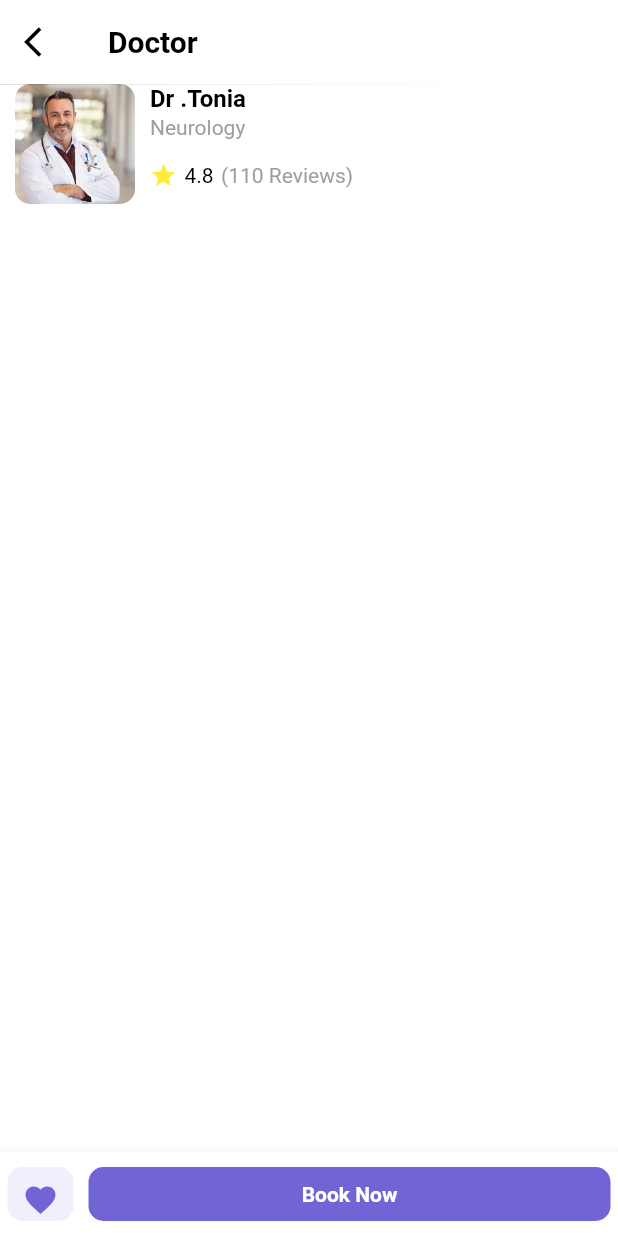
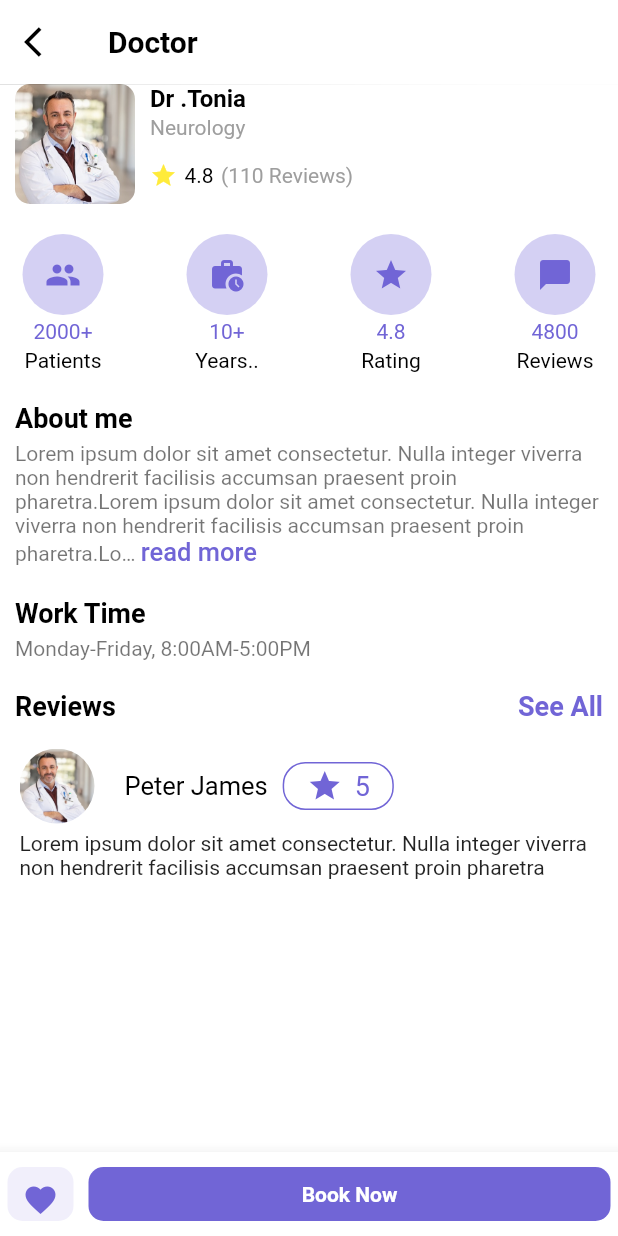
Before and after one commit to Peterkimliz/digimhealth, a Flutter app: the DoctorProfile screen opened directly, on a phone screen of 412 x 824 dp. Run offline on Flutter 3.47's test engine with Material 2 defaults, Android fonts, the phone set to English and light mode, and no system bars; drawn by our look-alikes of readmore; our stand-ins replace calendar_date_picker2, flutter_datetime_picker, flutter_rating_bar, get, image_picker.

Commit message:
created doctor_profile page

```diff
--- /dev/null
+++ b/lib/screens/doctor/components/reviews_card.dart
@@ -0,0 +1,65 @@
+import 'package:flutter/material.dart';
+
+import '../../../utils/styles.dart';
+import '../../../widgets/minor_title.dart';
+
+Widget reviewsCard(){
+  return  Container(
+    padding: EdgeInsets.all(3),
+    child: Column(
+      crossAxisAlignment: CrossAxisAlignment.start,
+      children: [
+        Row(
+          children: [
+            Container(
+              height: 50,
+              width: 50,
+              margin: EdgeInsets.only(right: 10),
+              decoration: BoxDecoration(
+                  shape: BoxShape.circle,
+                  image: DecorationImage(
+                      image:
+                      AssetImage("assets/images/doctor4.jpg"),
+                      fit: BoxFit.cover)),
+            ),
+            SizedBox(width: 10),
+            MinorTitle(
+              title: "Peter James",
+              color: Colors.black,
+              size: 17,
+            ),
+            SizedBox(width: 10),
+            Container(
+              padding:
+              EdgeInsets.symmetric(horizontal: 15, vertical: 3),
+              decoration: BoxDecoration(
+                  color: Colors.white,
+                  borderRadius: BorderRadius.circular(15),
+                  border: Border.all(
+                      color: Styles.mainColor, width: 1)),
+              child: Row(
+                children: [
+                  Icon(
+                    Icons.star,
+                    color: Styles.mainColor,
+                  ),
+                  Padding(
+                    padding: const EdgeInsets.only(left: 8.0),
+                    child: MinorTitle(
+                      title: "5",
+                      color: Styles.mainColor,
+                      size: 18,
+                    ),
+                  )
+                ],
+              ),
+            )
+          ],
+        ),
+        SizedBox(height: 5,),
+        Text(
+            "Lorem ipsum dolor sit amet consectetur. Nulla integer viverra non hendrerit facilisis accumsan praesent proin pharetra")
+      ],
+    ),
+  );
+}
--- a/lib/screens/doctor/doctor_profile.dart
+++ b/lib/screens/doctor/doctor_profile.dart
@@ -1,14 +1,17 @@
 import 'package:digimhealth/screens/doctor/components/doctor_card.dart';
+import 'package:digimhealth/screens/doctor/components/reviews_card.dart';
 import 'package:digimhealth/utils/styles.dart';
 import 'package:flutter/material.dart';
 import 'package:get/get.dart';
+import 'package:readmore/readmore.dart';
 
 import '../../widgets/major_title.dart';
 import '../../widgets/minor_title.dart';
 import '../appointments/book_appointment.dart';
 
-class DoctorProfile  extends StatelessWidget {
-  const DoctorProfile ({Key? key}) : super(key: key);
+class DoctorProfile extends StatelessWidget {
+  const DoctorProfile({Key? key}) : super(key: key);
+
   //practice licence
 
   @override
@@ -30,30 +33,99 @@ class DoctorProfile  extends StatelessWidget {
       ),
       body: SingleChildScrollView(
         child: Padding(
-          padding: const EdgeInsets.symmetric(horizontal:10.0),
+          padding: const EdgeInsets.symmetric(horizontal: 10.0),
           child: Column(
+            crossAxisAlignment: CrossAxisAlignment.start,
             children: [
               doctorCard(),
-
-
+              SizedBox(height: 20),
+              Padding(
+                padding: const EdgeInsets.symmetric(horizontal: 5.0),
+                child: Row(
+                  mainAxisAlignment: MainAxisAlignment.spaceBetween,
+                  children: [
+                    profileItems(
+                        title: "2000+",
+                        icon: Icons.people,
+                        subtitle: "Patients"),
+                    profileItems(
+                        title: "10+",
+                        icon: Icons.work_history,
+                        subtitle: "Years.."),
+                    profileItems(
+                        title: "4.8", icon: Icons.star, subtitle: "Rating"),
+                    profileItems(
+                        title: "4800",
+                        icon: Icons.chat_bubble,
+                        subtitle: "Reviews"),
+                  ],
+                ),
+              ),
+              SizedBox(height: 20),
+              MajorTitle(
+                title: "About me",
+                color: Colors.black,
+                size: 18,
+              ),
+              SizedBox(height: 5),
+              ReadMoreText(
+                "Lorem ipsum dolor sit amet consectetur. Nulla integer viverra non hendrerit facilisis accumsan praesent proin pharetra.Lorem ipsum dolor sit amet consectetur. Nulla integer viverra non hendrerit facilisis accumsan praesent proin pharetra.Lorem ipsum dolor sit amet consectetur. Nulla integer viverra non hendrerit facilisis accumsan praesent proin pharetra. ",
+                style: TextStyle(color: Colors.black54),
+                moreStyle: TextStyle(
+                    color: Styles.mainColor,
+                    fontSize: 17,
+                    fontWeight: FontWeight.w500),
+                lessStyle: TextStyle(
+                    color: Styles.mainColor,
+                    fontSize: 17,
+                    fontWeight: FontWeight.w500),
+              ),
+              SizedBox(height: 20),
+              MajorTitle(
+                title: "Work Time",
+                color: Colors.black,
+                size: 18,
+              ),
+              SizedBox(height: 5),
+              MinorTitle(
+                  title: "Monday-Friday, 8:00AM-5:00PM", color: Colors.black54),
+              SizedBox(height: 20),
+              Row(
+                mainAxisAlignment: MainAxisAlignment.spaceBetween,
+                children: [
+                  MajorTitle(
+                    title: "Reviews",
+                    color: Colors.black,
+                    size: 18,
+                  ),
+                  MajorTitle(
+                    title: "See All",
+                    color: Styles.mainColor,
+                    size: 18,
+                  ),
+                ],
+              ),
+              SizedBox(height: 15),
+             reviewsCard(),
             ],
           ),
         ),
       ),
       bottomNavigationBar: BottomAppBar(
         child: Container(
-          padding: EdgeInsets.symmetric(vertical: 10,horizontal: 5),
+          padding: EdgeInsets.symmetric(vertical: 10, horizontal: 5),
           height: kBottomNavigationBarHeight,
           child: Row(
             children: [
               Container(
                 padding: EdgeInsets.all(10),
                 decoration: BoxDecoration(
-                  color: Styles.mainColor.withOpacity(0.1)
-                      ,borderRadius: BorderRadius.circular(10)
+                    color: Styles.mainColor.withOpacity(0.1),
+                    borderRadius: BorderRadius.circular(10)),
+                child: Icon(
+                  Icons.favorite,
+                  color: Styles.mainColor,
                 ),
-                child: Icon(Icons.favorite,color: Styles.mainColor,),
-
               ),
               SizedBox(width: 10),
               Expanded(
@@ -75,11 +147,35 @@ class DoctorProfile  extends StatelessWidget {
                   ),
                 ),
               )
-
             ],
           ),
         ),
       ),
     );
   }
+
+  Widget profileItems({required title, required icon, required subtitle}) {
+    return Column(
+      crossAxisAlignment: CrossAxisAlignment.center,
+      children: [
+        Container(
+          padding: EdgeInsets.all(15),
+          decoration: BoxDecoration(
+              color: Styles.mainColor.withOpacity(0.3), shape: BoxShape.circle),
+          child: Icon(
+            icon,
+            color: Styles.mainColor,
+          ),
+        ),
+        SizedBox(
+          height: 3,
+        ),
+        MinorTitle(title: title, color: Styles.mainColor),
+        SizedBox(
+          height: 3,
+        ),
+        MinorTitle(title: subtitle, color: Colors.black),
+      ],
+    );
+  }
 }
```
